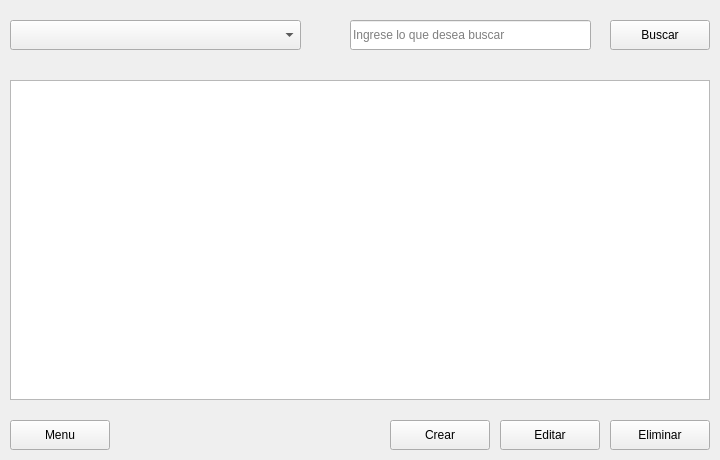
This is Ventas.ui in joseluiscoronadolillo/INFO175 as Qt 5 draws it before an edit. The edited form follows.
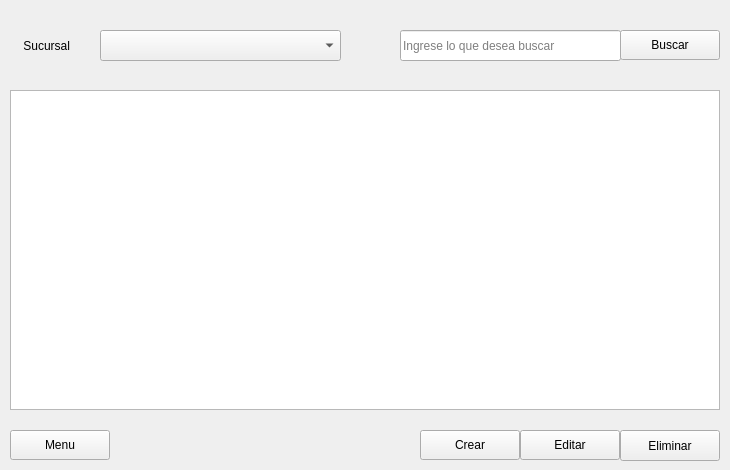
This is the edited form.

```diff
--- a/Ventas.ui
+++ b/Ventas.ui
@@ -6,8 +6,8 @@
    <rect>
     <x>0</x>
     <y>0</y>
-    <width>720</width>
-    <height>460</height>
+    <width>730</width>
+    <height>470</height>
    </rect>
   </property>
   <property name="windowTitle">
@@ -16,10 +16,10 @@
   <widget class="QComboBox" name="FiltroSucursales">
    <property name="geometry">
     <rect>
-     <x>10</x>
-     <y>20</y>
-     <width>291</width>
-     <height>30</height>
+     <x>100</x>
+     <y>30</y>
+     <width>241</width>
+     <height>31</height>
     </rect>
    </property>
    <property name="toolTip">
@@ -35,8 +35,8 @@
   <widget class="QPushButton" name="CrearVenta">
    <property name="geometry">
     <rect>
-     <x>390</x>
-     <y>420</y>
+     <x>420</x>
+     <y>430</y>
      <width>100</width>
      <height>30</height>
     </rect>
@@ -48,8 +48,8 @@
   <widget class="QPushButton" name="EditarVenta">
    <property name="geometry">
     <rect>
-     <x>500</x>
-     <y>420</y>
+     <x>520</x>
+     <y>430</y>
      <width>100</width>
      <height>30</height>
     </rect>
@@ -62,8 +62,8 @@
    <property name="geometry">
     <rect>
      <x>10</x>
-     <y>80</y>
-     <width>700</width>
+     <y>90</y>
+     <width>710</width>
      <height>320</height>
     </rect>
    </property>
@@ -71,10 +71,10 @@
   <widget class="QPushButton" name="EliminarVenta">
    <property name="geometry">
     <rect>
-     <x>610</x>
-     <y>420</y>
+     <x>620</x>
+     <y>430</y>
      <width>100</width>
-     <height>30</height>
+     <height>31</height>
     </rect>
    </property>
    <property name="text">
@@ -85,7 +85,7 @@
    <property name="geometry">
     <rect>
      <x>10</x>
-     <y>420</y>
+     <y>430</y>
      <width>100</width>
      <height>30</height>
     </rect>
@@ -97,10 +97,10 @@
   <widget class="QLineEdit" name="Busqueda">
    <property name="geometry">
     <rect>
-     <x>350</x>
-     <y>20</y>
-     <width>241</width>
-     <height>30</height>
+     <x>400</x>
+     <y>30</y>
+     <width>221</width>
+     <height>31</height>
     </rect>
    </property>
    <property name="inputMask">
@@ -116,8 +116,8 @@
   <widget class="QPushButton" name="BuscarLabel">
    <property name="geometry">
     <rect>
-     <x>610</x>
-     <y>20</y>
+     <x>620</x>
+     <y>30</y>
      <width>100</width>
      <height>30</height>
     </rect>
@@ -126,6 +126,19 @@
     <string>Buscar</string>
    </property>
   </widget>
+  <widget class="QLabel" name="label">
+   <property name="geometry">
+    <rect>
+     <x>20</x>
+     <y>35</y>
+     <width>60</width>
+     <height>21</height>
+    </rect>
+   </property>
+   <property name="text">
+    <string> Sucursal</string>
+   </property>
+  </widget>
  </widget>
  <resources/>
  <connections/>
```
